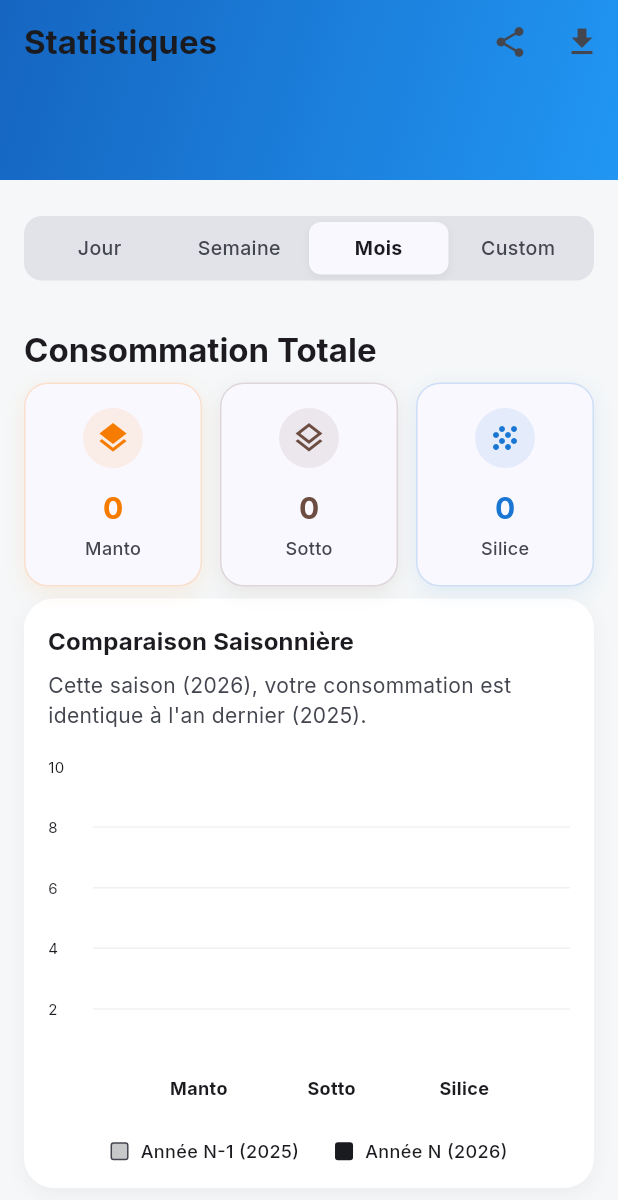
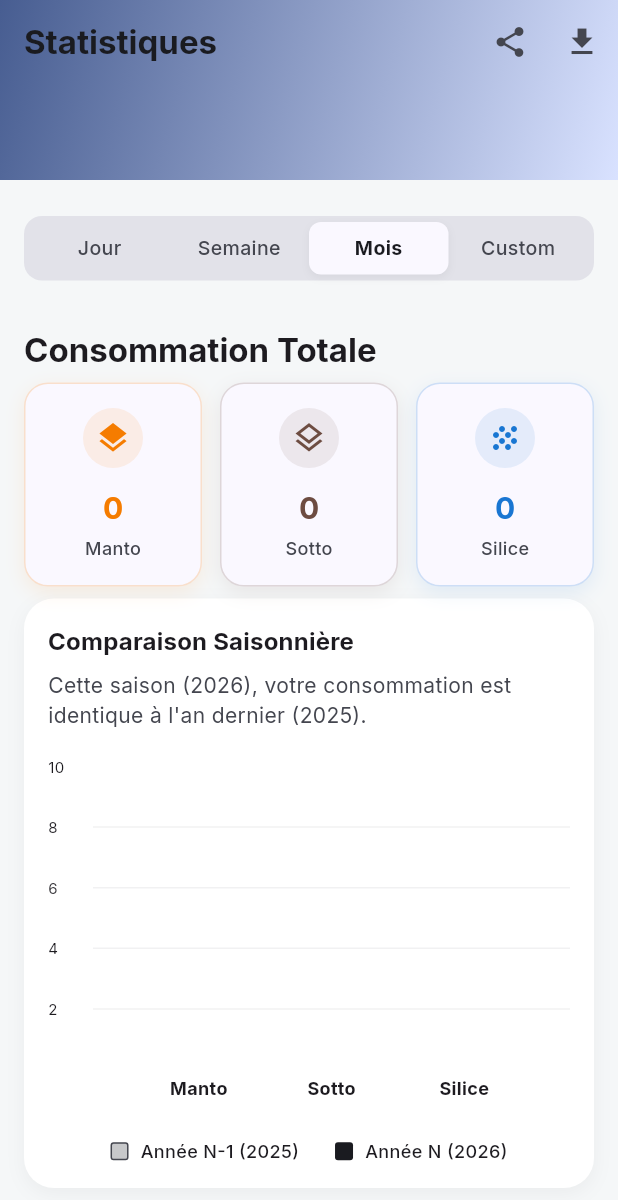
Before and after one commit to Simokes/tenniscourtcare, a Flutter app: the StatsScreen screen opened by its route, on a phone screen of 412 x 824 dp. Shown: the top 1200 px of the screen. Run offline on Flutter 3.47's test engine with Material 3 defaults, Android fonts, the phone set to English and light mode, and no system bars; drawn by our look-alikes of fl_chart; our stand-ins replace cloud_firestore, cloud_functions, connectivity_plus, drift, firebase_auth, firebase_core and 11 more; missing offline and left inert: cryptography, dart:js_interop, dart_jsonwebtoken; accounts and stored records are empty; generated files the repository leaves out were written again.

Commit message:
refactor: remplace couleurs hardcodées par tokens thème dans stats et home_stats_cards (#85)
* refactor: remplace couleurs hardcodées par tokens thème dans stats et home_stats_cards

Co-authored-by: Simokes <186972204+Simokes@users.noreply.github.com>

* fix: utilize proper onPrimary semantic token for DateRangePicker in dark mode

Co-authored-by: Simokes <186972204+Simokes@users.noreply.github.com>

---------

Co-authored-by: google-labs-jules[bot] <161369871+google-labs-jules[bot]@users.noreply.github.com>
Co-authored-by: Simokes <186972204+Simokes@users.noreply.github.com>

```diff
--- a/lib/features/stats/presentation/screens/stats_screen.dart
+++ b/lib/features/stats/presentation/screens/stats_screen.dart
@@ -24,9 +24,10 @@ class StatsScreen extends ConsumerWidget {
     final isDark = Theme.of(context).brightness == Brightness.dark;
 
     // Premium Gradient logic for AppBar
+    final cs = Theme.of(context).colorScheme;
     final gradientColors = isDark
-        ? [const Color(0xFF1A1A1A), const Color(0xFF2C2C2C)]
-        : [Colors.blue.shade800, Colors.blue.shade500];
+        ? [cs.surface, cs.surfaceContainerHighest]
+        : [cs.primary, cs.primaryContainer];
 
     return Scaffold(
       // backgroundColor: handled by Theme
@@ -105,11 +106,11 @@ class StatsScreen extends ConsumerWidget {
                         data: Theme.of(context).copyWith(
                           colorScheme: isDark
                               ? ColorScheme.dark(
-                                  primary: Colors.blue.shade300,
-                                  onPrimary: Colors.black,
+                                  primary: cs.primary,
+                                  onPrimary: cs.onPrimary,
                                 )
                               : ColorScheme.light(
-                                  primary: Colors.blue.shade800,
+                                  primary: cs.primary,
                                 ),
                         ),
                         child: child!,
@@ -163,8 +164,8 @@ class StatsScreen extends ConsumerWidget {
                 boxShadow: [
                   BoxShadow(
                     color: isDark
-                        ? Colors.black.withValues(alpha: 0.3)
-                        : Colors.grey.withValues(alpha: 0.1),
+                        ? cs.onSurface.withValues(alpha: 0.15)
+                        : cs.onSurface.withValues(alpha: 0.05),
                     blurRadius: 10,
                     offset: const Offset(0, 4),
                   ),
@@ -197,8 +198,8 @@ class StatsScreen extends ConsumerWidget {
                 boxShadow: [
                   BoxShadow(
                     color: isDark
-                        ? Colors.black.withValues(alpha: 0.3)
-                        : Colors.grey.withValues(alpha: 0.1),
+                        ? cs.onSurface.withValues(alpha: 0.15)
+                        : cs.onSurface.withValues(alpha: 0.05),
                     blurRadius: 10,
                     offset: const Offset(0, 4),
                   ),
```
Also changed, not shown: lib/features/home/presentation/widgets/home_stats_cards.dart (+17 -17 lines), lib/features/stats/presentation/widgets/grouped_bar_chart.dart (+21 -8 lines).
